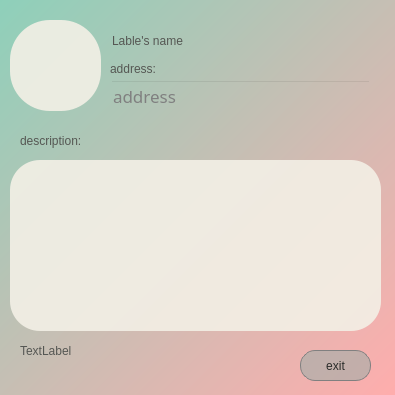
This is client/openlabel.ui in AleksandraSorokovikova/MyPlace as Qt 5 draws it before an edit. The edited form follows.
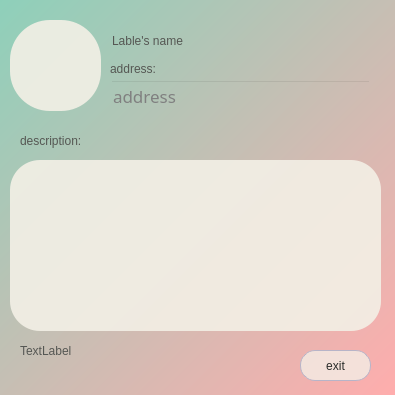
This is the edited form.

```diff
--- a/client/openlabel.ui
+++ b/client/openlabel.ui
@@ -65,10 +65,10 @@
     <string notr="true">color:rgb(42, 44, 42);
 border: 1px solid rgb(85, 87, 83);
 border-radius: 15px;
-background:rgba(153, 173, 167,140);
+background:rgba(243,239,230, 200);
 border: 1px solid gray;
-font: 85 19pt &quot;Avenir next&quot;;
-</string>
+font: 100 19pt &quot;Avenir next&quot;;
+border-color:rgb(183, 180, 200);</string>
    </property>
    <property name="text">
     <string>exit</string>
```
